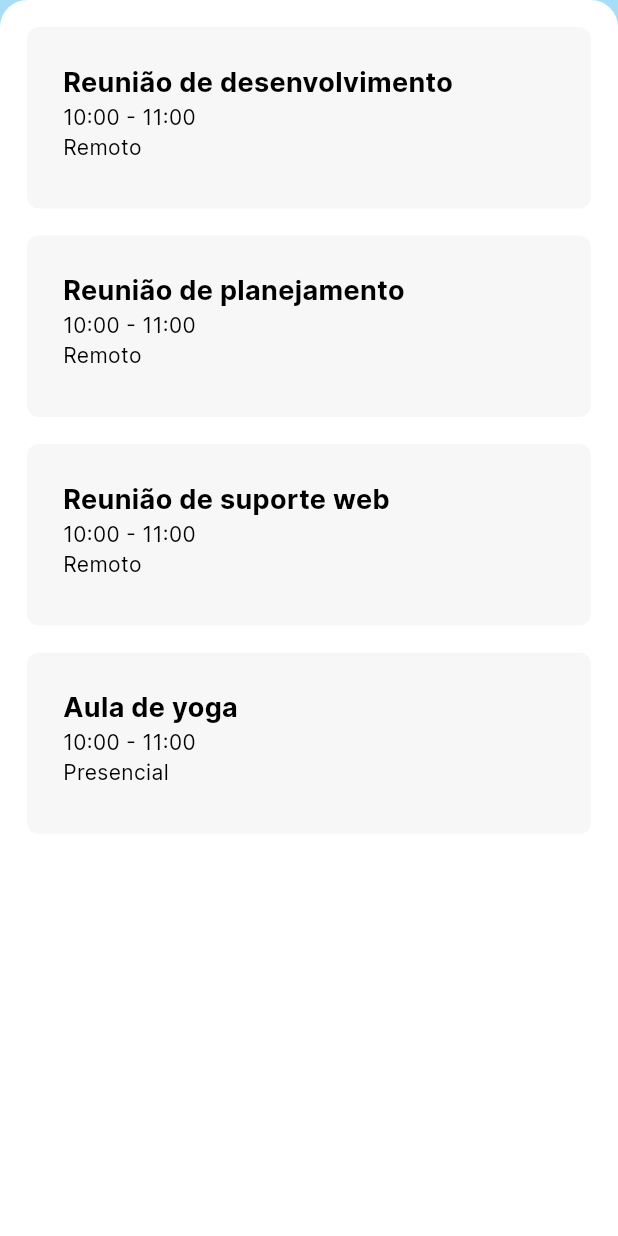
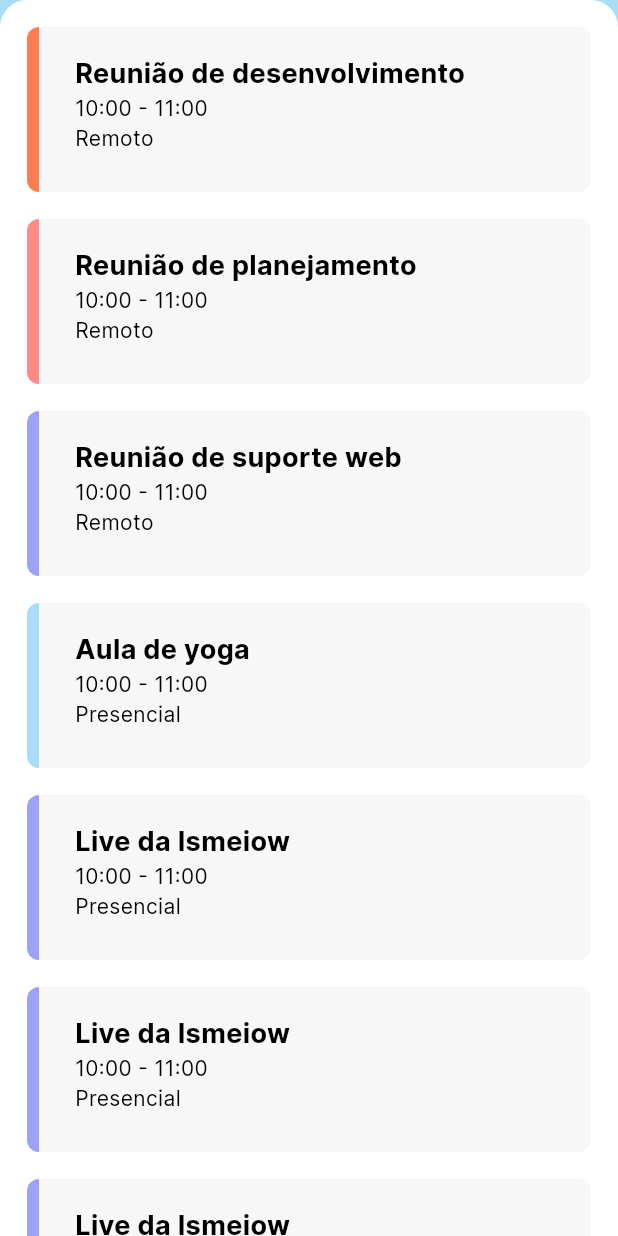
Before and after one commit to morgixin/planner, a Flutter app: the Tasks widget shown alone on an empty page, opened directly, on a phone screen of 412 x 824 dp. Run offline on Flutter 3.47's test engine with Material 3 defaults, Android fonts, the phone set to English and light mode, and no system bars.

Commit message:
add color sidebar to task element

```diff
--- a/lib/main.dart
+++ b/lib/main.dart
@@ -99,10 +99,13 @@ class _MyHomePageState extends State<MyHomePage> {
 
 Widget Tasks(context) {
   List<List<String>> list = [
-    ['Reunião de desenvolvimento', '10:00 - 11:00', 'Remoto'],
-    ['Reunião de planejamento', '10:00 - 11:00', 'Remoto'],
-    ['Reunião de suporte web', '10:00 - 11:00', 'Remoto'],
-    ['Aula de yoga', '10:00 - 11:00', 'Presencial'],
+    ['0', 'Reunião de desenvolvimento', '10:00 - 11:00', 'Remoto'],
+    ['1', 'Reunião de planejamento', '10:00 - 11:00', 'Remoto'],
+    ['2', 'Reunião de suporte web', '10:00 - 11:00', 'Remoto'],
+    ['3', 'Aula de yoga', '10:00 - 11:00', 'Presencial'],
+    ['2', 'Live da Ismeiow', '10:00 - 11:00', 'Presencial'],
+    ['2', 'Live da Ismeiow', '10:00 - 11:00', 'Presencial'],
+    ['2', 'Live da Ismeiow', '10:00 - 11:00', 'Presencial'],
   ];
 
   return Container(
@@ -126,31 +129,66 @@ Widget Tasks(context) {
 }
 
 Widget Task(list, context) {
+  Color? colour;
+  switch (list[0]) {
+    case '0':
+      colour = Theme.of(context).colorScheme.primary;
+      break;
+    case '1':
+      colour = Theme.of(context).colorScheme.secondary;
+      break;
+    case '2':
+      colour = Theme.of(context).colorScheme.tertiary;
+      break;
+    case '3':
+      colour = Theme.of(context).colorScheme.surface;
+      break;
+    default:
+  }
+
   return Column(
     children: [
       Container(
         decoration: BoxDecoration(
           borderRadius: BorderRadius.circular(8),
           color: Color.fromRGBO(247, 247, 247, 1),
+          // border: Border(left: BorderSide(color: Colors.black, width: 4)),
         ),
-        child: Padding(
-          padding: const EdgeInsets.all(24.0),
-          child: SizedBox(
+        child: Row(
+          children: [
+            Container(
+              width: 8,
+              height: 110,
+              decoration: BoxDecoration(
+                color: colour,
+                borderRadius: BorderRadius.only(
+                  topLeft: Radius.circular(8),
+                  bottomLeft: Radius.circular(8), ),
+              ),
+            ),
+            Padding(
+              padding: const EdgeInsets.only(left: 24),
+              child:
+                  SizedBox (
                     height: 73,
-            width: 442,
+                    width: MediaQuery.of(context).size.width*0.8,
                     child: ListView.builder(
                       itemCount: list.length,
                       itemBuilder: (c, index) {
-                if(index == 0){
+                        if (index != 0) {
+                          if (index == 1) {
                             return Text( list[index],
                               style: TextStyle(fontWeight: FontWeight.bold, fontSize: 18),);
                           }
                           return Text(list[index]);
+                        }
+                        return const SizedBox.shrink();
                       },
                     ),
+                  ),)
+                ],
               ),
             ),
-      )
-    ]
+          ],
   );
 }
```
Lines whose indentation alone changed are shown as unchanged.
